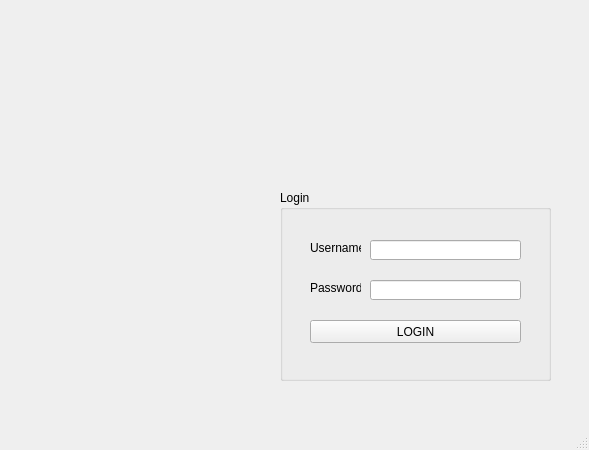
The window that mainwindow.ui (salsabilarhdsy/inventaris_cpp) describes before a commit, drawn with Qt 5.
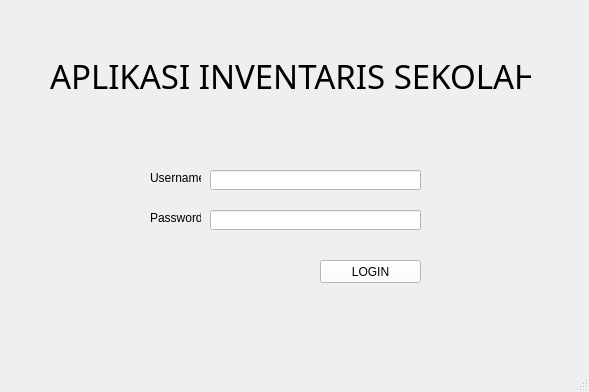
The same window after the commit.

The edit to the form file:
```diff
--- a/mainwindow.ui
+++ b/mainwindow.ui
@@ -7,70 +7,85 @@
     <x>0</x>
     <y>0</y>
     <width>589</width>
-    <height>450</height>
+    <height>392</height>
    </rect>
   </property>
   <property name="windowTitle">
-   <string>MainWindow</string>
+   <string>Aplikasi Inventaris Sekolah</string>
+  </property>
+  <property name="autoFillBackground">
+   <bool>false</bool>
+  </property>
+  <property name="styleSheet">
+   <string notr="true"/>
   </property>
   <widget class="QWidget" name="centralwidget">
-   <widget class="QGroupBox" name="groupBox">
+   <widget class="QLabel" name="label_3">
     <property name="geometry">
      <rect>
-      <x>280</x>
-      <y>190</y>
-      <width>271</width>
-      <height>191</height>
-     </rect>
-    </property>
-    <property name="title">
-     <string>Login</string>
-    </property>
-    <widget class="QPushButton" name="pushButton_Login">
-     <property name="geometry">
-      <rect>
-       <x>30</x>
-       <y>130</y>
-       <width>211</width>
-       <height>23</height>
-      </rect>
-     </property>
-     <property name="text">
-      <string>LOGIN</string>
-     </property>
-    </widget>
-    <widget class="QLineEdit" name="lineEdit_username">
-     <property name="geometry">
-      <rect>
-       <x>90</x>
+      <x>50</x>
        <y>50</y>
-       <width>151</width>
-       <height>20</height>
-      </rect>
-     </property>
+      <width>481</width>
+      <height>51</height>
+     </rect>
+    </property>
+    <property name="font">
+     <font>
+      <family>Maiandra GD</family>
+      <pointsize>25</pointsize>
+     </font>
+    </property>
+    <property name="styleSheet">
+     <string notr="true"/>
+    </property>
+    <property name="text">
+     <string>APLIKASI INVENTARIS SEKOLAH</string>
+    </property>
     </widget>
     <widget class="QLineEdit" name="lineEdit_password">
      <property name="geometry">
       <rect>
-       <x>90</x>
-       <y>90</y>
-       <width>151</width>
+      <x>210</x>
+      <y>210</y>
+      <width>211</width>
        <height>20</height>
       </rect>
      </property>
+    <property name="styleSheet">
+     <string notr="true">background-color: rgb(255, 255, 255)</string>
+    </property>
      <property name="echoMode">
       <enum>QLineEdit::Password</enum>
      </property>
     </widget>
+   <widget class="QPushButton" name="pushButton_Login">
+    <property name="geometry">
+     <rect>
+      <x>320</x>
+      <y>260</y>
+      <width>101</width>
+      <height>23</height>
+     </rect>
+    </property>
+    <property name="styleSheet">
+     <string notr="true">background-color: rgb(255, 255, 255);</string>
+    </property>
+    <property name="text">
+     <string>LOGIN</string>
+    </property>
+   </widget>
     <widget class="QLabel" name="label">
      <property name="geometry">
       <rect>
-       <x>30</x>
-       <y>50</y>
+      <x>150</x>
+      <y>170</y>
        <width>51</width>
        <height>16</height>
       </rect>
      </property>
+    <property name="styleSheet">
+     <string notr="true"/>
+    </property>
      <property name="text">
       <string>Username</string>
      </property>
@@ -78,28 +93,30 @@
     <widget class="QLabel" name="label_2">
      <property name="geometry">
       <rect>
-       <x>30</x>
-       <y>90</y>
+      <x>150</x>
+      <y>210</y>
        <width>51</width>
        <height>16</height>
       </rect>
      </property>
+    <property name="styleSheet">
+     <string notr="true"/>
+    </property>
      <property name="text">
       <string>Password</string>
      </property>
     </widget>
-   </widget>
-   <widget class="QLabel" name="lblResult">
+   <widget class="QLineEdit" name="lineEdit_username">
     <property name="geometry">
      <rect>
-      <x>30</x>
-      <y>370</y>
-      <width>231</width>
-      <height>16</height>
+      <x>210</x>
+      <y>170</y>
+      <width>211</width>
+      <height>20</height>
      </rect>
     </property>
-    <property name="text">
-     <string/>
+    <property name="styleSheet">
+     <string notr="true">background-color: rgb(255, 255, 255);</string>
     </property>
    </widget>
   </widget>
```
Lines whose indentation alone changed are shown as unchanged.
